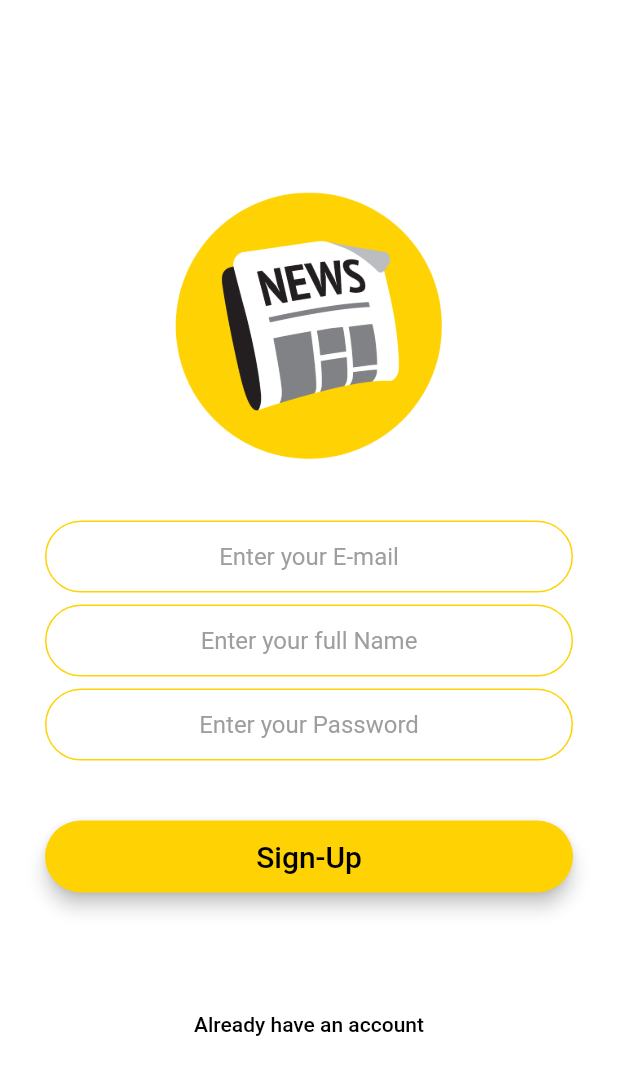
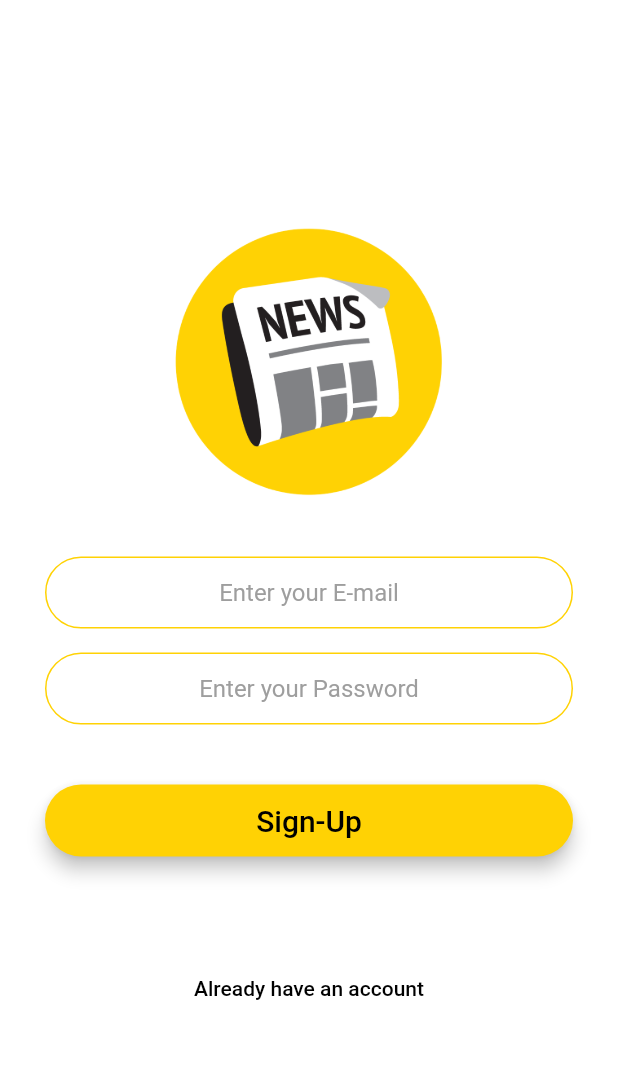
Before and after one commit to kapildadhich075/newsdaily, a Flutter app: the SignUpScreen screen opened by its route, on a phone screen of 412 x 824 dp. Shown: the top 1075 px of the screen. Run offline on Flutter 3.47's test engine with Material 2 defaults, Android fonts, the phone set to English and light mode, and no system bars; our stand-ins replace cached_network_image, firebase_auth, firebase_core, webview_flutter; accounts and stored records are empty; network calls fail.

Commit message:
final commit

```diff
--- a/lib/Screens/Login_Screen.dart
+++ b/lib/Screens/Login_Screen.dart
@@ -3,7 +3,6 @@ import 'package:flutter/material.dart';
 import 'package:newsdaily/Components/Button.dart';
 import 'package:newsdaily/Screens/NewsScreen.dart';
 import 'package:newsdaily/Screens/SignUp.dart';
-
 import '../Constants.dart';
 
 class LoginScreen extends StatefulWidget {
@@ -16,6 +15,8 @@ class LoginScreen extends StatefulWidget {
 
 class _LoginScreenState extends State<LoginScreen> {
   final _auth = FirebaseAuth.instance;
+  TextEditingController emailController = TextEditingController();
+  TextEditingController passController = TextEditingController();
   String? email;
   String? password;
 
@@ -47,6 +48,7 @@ class _LoginScreenState extends State<LoginScreen> {
               },
               keyboardType: TextInputType.emailAddress,
               textAlign: TextAlign.center,
+              controller: emailController,
               decoration: kTextFieldDecoration.copyWith(
                 hintText: 'Enter your E-mail',
                 hintStyle: TextStyle(color: Colors.grey),
@@ -60,6 +62,7 @@ class _LoginScreenState extends State<LoginScreen> {
                 password = value;
               },
               style: TextStyle(color: Colors.black),
+              controller: passController,
               keyboardType: TextInputType.visiblePassword,
               textAlign: TextAlign.center,
               obscureText: true,
@@ -74,7 +77,6 @@ class _LoginScreenState extends State<LoginScreen> {
             Button(
               buttonName: 'Log In',
               onPressed: () async {
-                setState(() {});
                 try {
                   final user = await _auth
                       .signInWithEmailAndPassword(
--- a/lib/Screens/SignUp.dart
+++ b/lib/Screens/SignUp.dart
@@ -55,18 +55,6 @@ class _SignUpScreenState extends State<SignUpScreen> {
             ),
             SizedBox(
               height: 8.0,
-            ),
-            TextField(
-              style: TextStyle(color: Colors.black),
-              onChanged: (value) {
-                name = value;
-              },
-              keyboardType: TextInputType.name,
-              textAlign: TextAlign.center,
-              decoration: kTextFieldDecoration.copyWith(
-                hintText: 'Enter your full Name',
-                hintStyle: TextStyle(color: Colors.grey),
-              ),
             ),
             SizedBox(
               height: 8.0,
--- a/lib/main.dart
+++ b/lib/main.dart
@@ -21,7 +21,7 @@ class MyApp extends StatelessWidget {
     return MaterialApp(
       debugShowCheckedModeBanner: false,
       title: 'NewsDaily',
-      initialRoute: NewsScreen.page,
+      initialRoute: HomeScreen.page,
       routes: {
         LoginScreen.page: (context) => LoginScreen(),
         NewsScreen.page: (context) => NewsScreen(),
--- a/pubspec.yaml
+++ b/pubspec.yaml
@@ -33,7 +33,6 @@ dependencies:
   http: ^0.13.3
   cached_network_image: ^3.1.0
   webview_flutter: ^2.0.12
-  font_awesome_flutter: ^9.1.0
 
 
 dev_dependencies:
```
Also changed, not shown: lib/Screens/NewsScreen.dart (+0 -66 lines), pubspec.lock.
